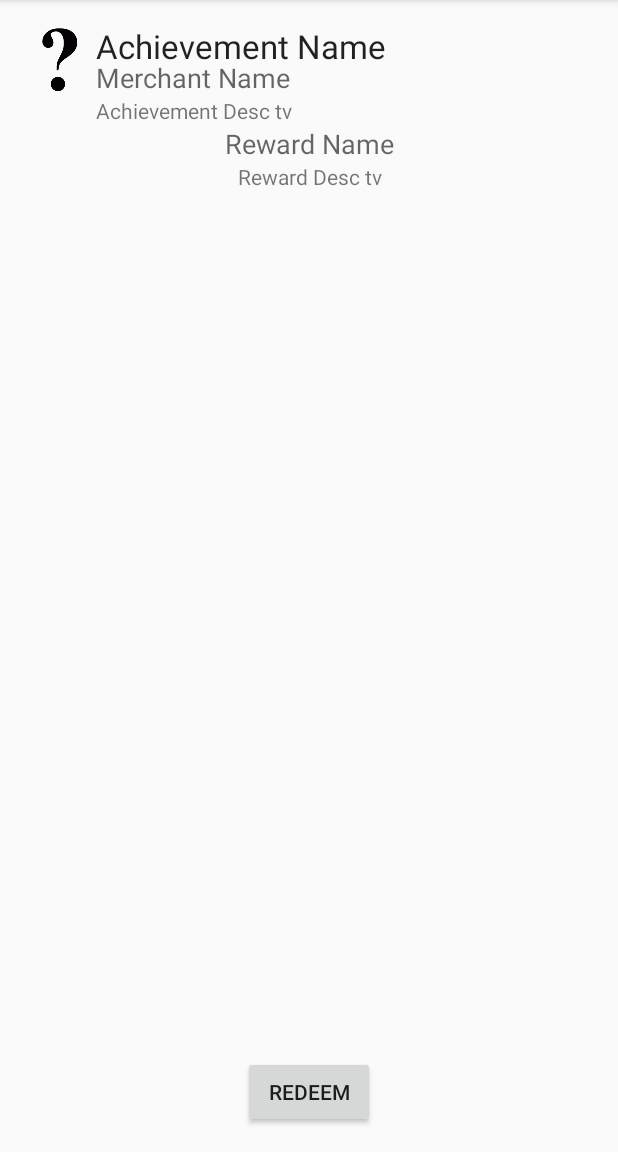
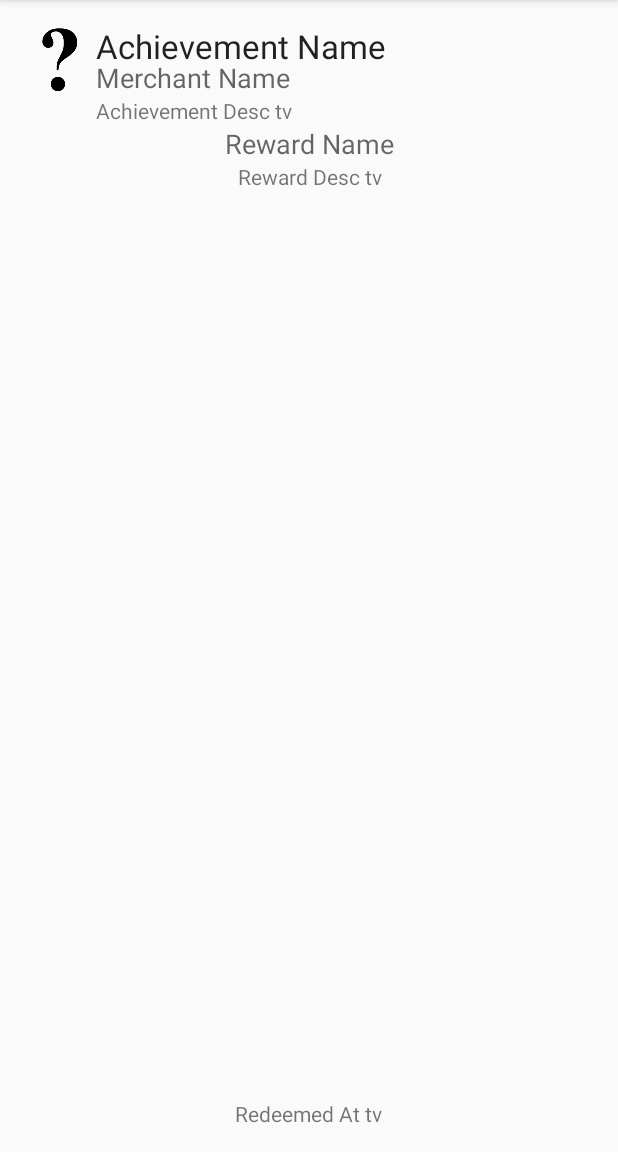
Before and after one commit to afeldman1/AchievementRewards, an Android app: the AchievementDetailsActivity screen opened directly, with no data from a screen before it, on a phone screen of 412 x 824 dp, the part 84-1236 px from its top. Run offline under Robolectric (Android 15) with nearby library versions, the light colour scheme and no system bars; 8 statements that could not run were skipped.

Commit message:
Enabled pressing achieved achievements to view details, enabled displaying correct data in achievement details screen, began support for redeemed rewards

```diff
--- a/app/build.gradle
+++ b/app/build.gradle
@@ -33,11 +33,5 @@ dependencies {
 
     compile 'net.sourceforge.jtds:jtds:1.3.1'
 
-    /*
-    compile 'com.j256.ormlite:ormlite-core:4.48'
-    compile 'com.j256.ormlite:ormlite-android:4.48'
-    compile 'com.j256.ormlite:ormlite-jdbc:4.48'
-    */
-
     compile 'org.greenrobot:eventbus:3.0.0'
 }
--- a/app/src/main/java/com/applications/achievementRewards/achievementRewardsAndroid/AchievementDetailsActivity.java
+++ b/app/src/main/java/com/applications/achievementRewards/achievementRewardsAndroid/AchievementDetailsActivity.java
@@ -20,25 +20,44 @@ public class AchievementDetailsActivity extends AppCompatActivity {
         Intent intent = getIntent();
         UserAchievementModel userAchievementModel = intent.getParcelableExtra("USERACHIEVEMENTMODEL");
 
-        TextView merchantTv = (TextView) findViewById(R.id.merchant_name_tv);
-        merchantTv.setText(userAchievementModel.getMerchantName());
+        TextView achievementNameTv = (TextView) findViewById(R.id.achievement_name_tv);
+        achievementNameTv.setText(userAchievementModel.getAchievementName());
 
-        TextView achievementNameTv = (TextView) findViewById(R.id.achievement_name_tv);
-        achievementNameTv.setText(userAchievementModel.getMerchantName());
+        TextView merchantNameTv = (TextView) findViewById(R.id.merchant_name_tv);
+        merchantNameTv.setText(userAchievementModel.getMerchantName());
+
+        TextView achievementDescTv = (TextView) findViewById(R.id.achievement_desc_tv);
+        achievementDescTv.setText(userAchievementModel.getAchievementDescription());
+
+        TextView rewardNameTv = (TextView) findViewById(R.id.reward_name_tv);
+        rewardNameTv.setText(userAchievementModel.getRewardName());
+
+        TextView rewardDescTv = (TextView) findViewById(R.id.reward_desc_tv);
+        rewardDescTv.setText(userAchievementModel.getRewardDescription());
 
         ProgressBar progressBar = (ProgressBar) findViewById(R.id.progressBar);
         Button redeemBtn = (Button) findViewById(R.id.redeem_btn);
+        TextView redeemedAtTv = (TextView) findViewById(R.id.redeemed_at_tv);
         if(userAchievementModel.getProgress() != userAchievementModel.getTrackingMax())
         {
             redeemBtn.setVisibility(View.GONE);
+            redeemedAtTv.setVisibility(View.GONE);
             progressBar.setMax(userAchievementModel.getTrackingMax());
             progressBar.setProgress((int) Math.round(userAchievementModel.getProgress()));
             progressBar.setVisibility(View.VISIBLE);
         }
+        else if(userAchievementModel.getProgress() == userAchievementModel.getTrackingMax() && userAchievementModel.getRedeemedAt() == null)
+        {
+            progressBar.setVisibility(View.GONE);
+            redeemedAtTv.setVisibility(View.GONE);
+            redeemBtn.setVisibility(View.VISIBLE);
+        }
         else
         {
+            redeemBtn.setVisibility(View.GONE);
             progressBar.setVisibility(View.GONE);
-            redeemBtn.setVisibility(View.VISIBLE);
+            redeemedAtTv.setText("Redeemed on: " + userAchievementModel.getRedeemedAt());
+            redeemedAtTv.setVisibility(View.VISIBLE);
         }
     }
 }
--- a/app/src/main/java/com/applications/achievementRewards/achievementRewardsAndroid/objects/Adapter_OnWayRewards.java
+++ b/app/src/main/java/com/applications/achievementRewards/achievementRewardsAndroid/adaptors/Adapter_OnWayRewards.java
@@ -1,4 +1,4 @@
-package com.applications.achievementRewards.achievementRewardsAndroid.objects;
+package com.applications.achievementRewards.achievementRewardsAndroid.adaptors;
 
 import android.content.Context;
 import android.view.LayoutInflater;
@@ -10,6 +10,7 @@ import android.widget.TextView;
 
 import com.applications.achievementRewards.achievementRewardsAndroid.R;
 
+import com.applications.achievementRewards.achievementRewardsAndroid.objects.UserAchievementModel;
 import com.applications.achievementRewards.achievementRewardsAndroid.objects.wrapper.UserAchievementModels;
 
 public class Adapter_OnWayRewards extends BaseAdapter{
--- a/app/src/main/java/com/applications/achievementRewards/achievementRewardsAndroid/objects/wrapper/UserAchievementModels.java
+++ b/app/src/main/java/com/applications/achievementRewards/achievementRewardsAndroid/objects/wrapper/UserAchievementModels.java
@@ -21,6 +21,10 @@ public class UserAchievementModels implements Iterable<UserAchievementModel> {
         this.userAchievementModels = userAchievementModels;
     }
 
+    public UserAchievementModel getUserAchievementModel(int pos) {
+        return userAchievementModels.get(pos);
+    }
+
     public void add(UserAchievementModel userAchievementModel) {
         this.userAchievementModels.add(userAchievementModel);
     }
--- a/app/src/main/res/layout/activity_achievement_details.xml
+++ b/app/src/main/res/layout/activity_achievement_details.xml
@@ -41,6 +41,7 @@
         android:text="Merchant Name"
         android:id="@+id/merchant_name_tv"
         android:focusable="false"
+        android:layout_marginTop="4pt"
         android:layout_alignBottom="@+id/merchant_logo_iv"
         android:layout_alignParentRight="true"
         android:layout_alignParentEnd="true"
@@ -113,4 +114,17 @@
         android:layout_alignParentRight="true"
         android:layout_alignParentEnd="true" />
 
+    <TextView
+        android:layout_width="wrap_content"
+        android:layout_height="wrap_content"
+        android:textAppearance="?android:attr/textAppearanceSmall"
+        android:text="Redeemed At tv"
+        android:gravity="center"
+        android:id="@+id/redeemed_at_tv"
+        android:layout_gravity="right"
+        android:focusable="false"
+        android:layout_alignParentBottom="true"
+        android:layout_centerHorizontal="true"
+        android:visibility="gone" />
+
 </RelativeLayout>
```
Also changed, not shown: app/src/main/java/com/applications/achievementRewards/achievementRewardsAndroid/HomeActivity.java (+9 -8 lines).
